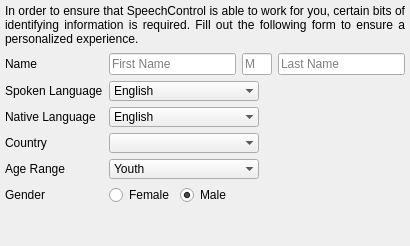
Qt form res/ui/quickstart-userinfo.ui (smartboyhw/speechcontrol) before a commit.
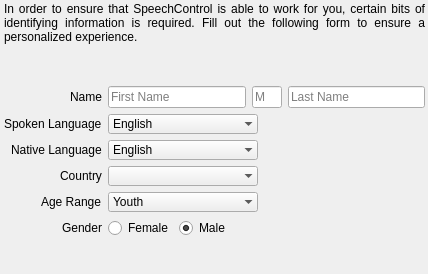
The same form after that commit.

Commit message: More UI formatting, this time fixing up the main window's buttons.

The edit to the form file:
```diff
--- a/res/ui/quickstart-userinfo.ui
+++ b/res/ui/quickstart-userinfo.ui
@@ -6,22 +6,10 @@
    <rect>
     <x>0</x>
     <y>0</y>
-    <width>410</width>
-    <height>246</height>
+    <width>428</width>
+    <height>274</height>
    </rect>
   </property>
-  <property name="minimumSize">
-   <size>
-    <width>410</width>
-    <height>246</height>
-   </size>
-  </property>
-  <property name="maximumSize">
-   <size>
-    <width>410</width>
-    <height>246</height>
-   </size>
-  </property>
   <property name="windowTitle">
    <string>User Information</string>
   </property>
@@ -34,10 +22,10 @@
   <widget class="QWidget" name="gridLayoutWidget">
    <property name="geometry">
     <rect>
-     <x>5</x>
-     <y>2</y>
-     <width>400</width>
-     <height>241</height>
+     <x>4</x>
+     <y>0</y>
+     <width>421</width>
+     <height>273</height>
     </rect>
    </property>
    <layout class="QGridLayout" name="gridLayout">
@@ -74,6 +62,15 @@
       <property name="fieldGrowthPolicy">
        <enum>QFormLayout::ExpandingFieldsGrow</enum>
       </property>
+      <property name="rowWrapPolicy">
+       <enum>QFormLayout::WrapLongRows</enum>
+      </property>
+      <property name="labelAlignment">
+       <set>Qt::AlignRight|Qt::AlignTrailing|Qt::AlignVCenter</set>
+      </property>
+      <property name="formAlignment">
+       <set>Qt::AlignRight|Qt::AlignTrailing|Qt::AlignVCenter</set>
+      </property>
       <item row="0" column="0">
        <widget class="QLabel" name="label_2">
         <property name="text">
```
The commit also changes 1 other file.
